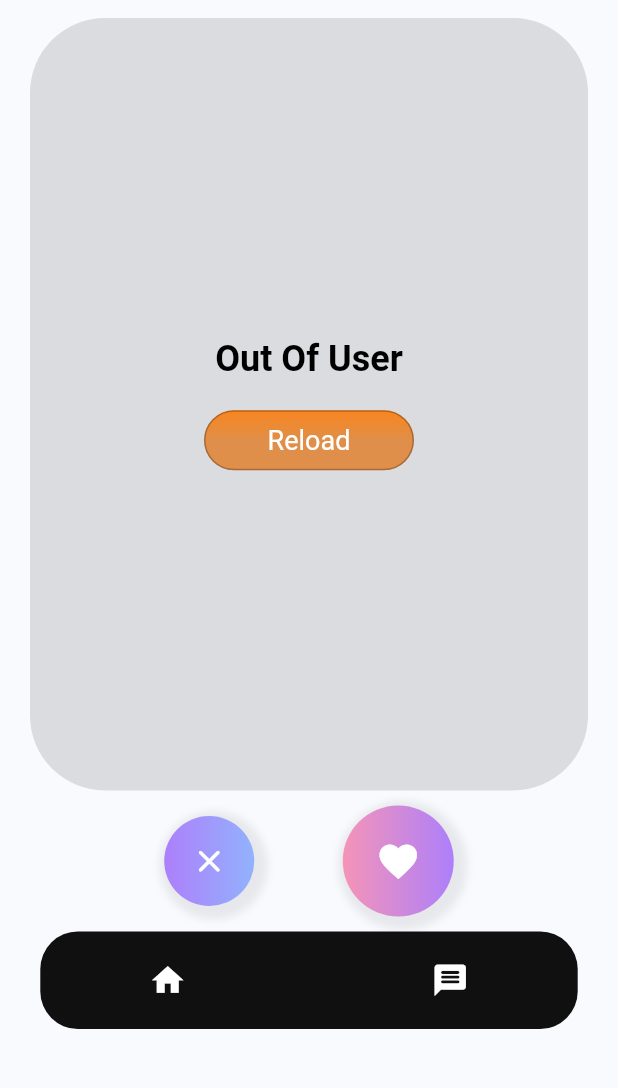
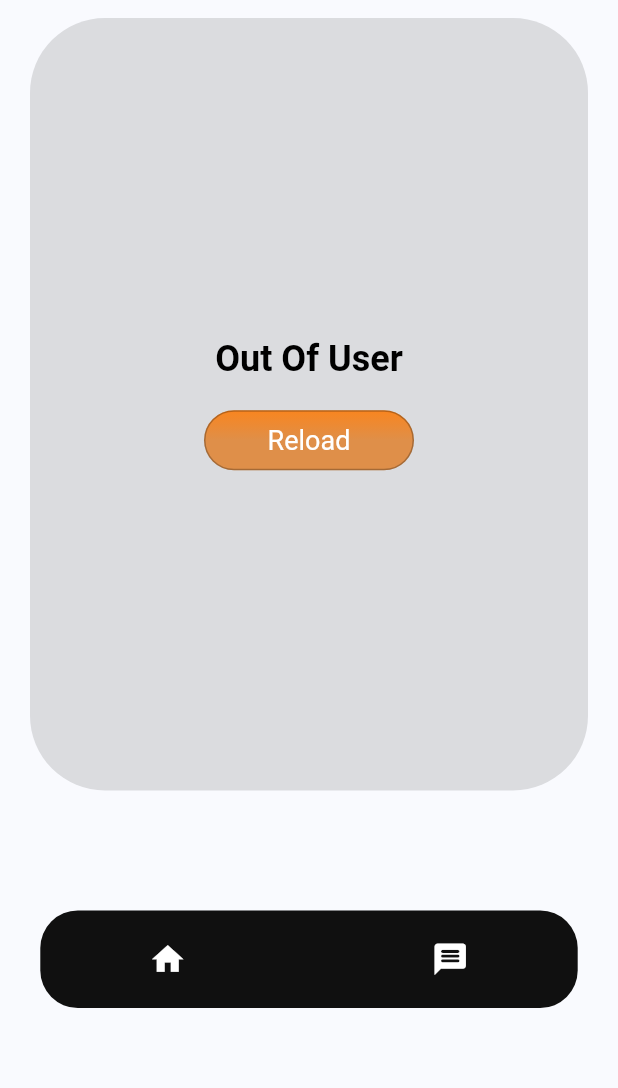
Before and after one commit to Harksom-Dev/FINDER, a Flutter app: the HomeScreen screen opened by its route, on a phone screen of 412 x 824 dp, the part 72-1160 px from its top. Run offline on Flutter 3.47's test engine with Material 2 defaults, Android fonts, the light colour scheme and no system bars; our stand-ins replace cloud_firestore, date_field, equatable, firebase_auth, firebase_core, flutter_bloc and 6 more; accounts and stored records are empty.

Commit message:
fix out of Index when press reaction button

```diff
--- a/lib/screens/home/home_screen.dart
+++ b/lib/screens/home/home_screen.dart
@@ -11,6 +11,7 @@ import 'package:flutter/material.dart';
 import 'package:flutter_bloc/flutter_bloc.dart';
 import 'package:loginsystem/widgets/choice_button.dart';
 import 'package:loginsystem/widgets/Menu_button.dart';
+import 'package:rating_dialog/rating_dialog.dart';
 
 class HomeScreen extends StatefulWidget {
   static const String routeName = '/';
@@ -313,7 +314,9 @@ class _HomeScreenState extends State<HomeScreen> {
                             vertical: 10,
                             horizontal: 60,
                           ),
-                          child: Row(
+                          child: Container(
+                            height: 60,
+                          ), /* Row(
                             mainAxisAlignment: MainAxisAlignment.spaceAround,
                             children: [
                               InkWell(
@@ -349,7 +352,7 @@ class _HomeScreenState extends State<HomeScreen> {
                                     size: 30),
                               ),
                             ],
-                          ),
+                          ), */
                         ),
                         Container(
                           decoration: BoxDecoration(
```
